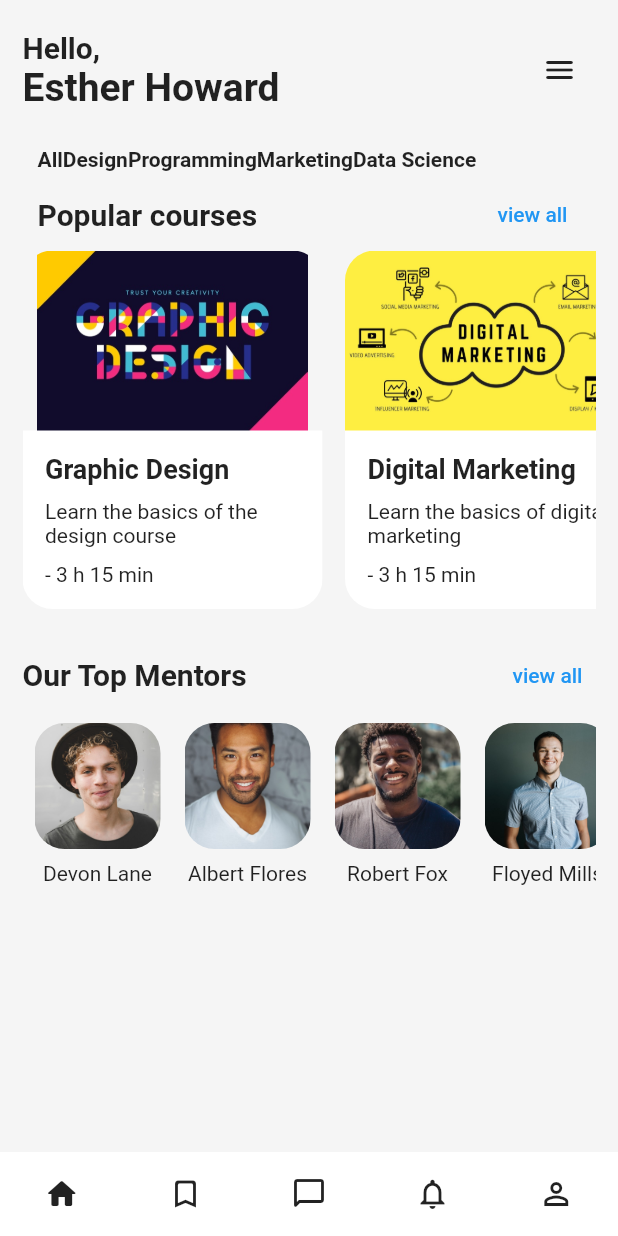
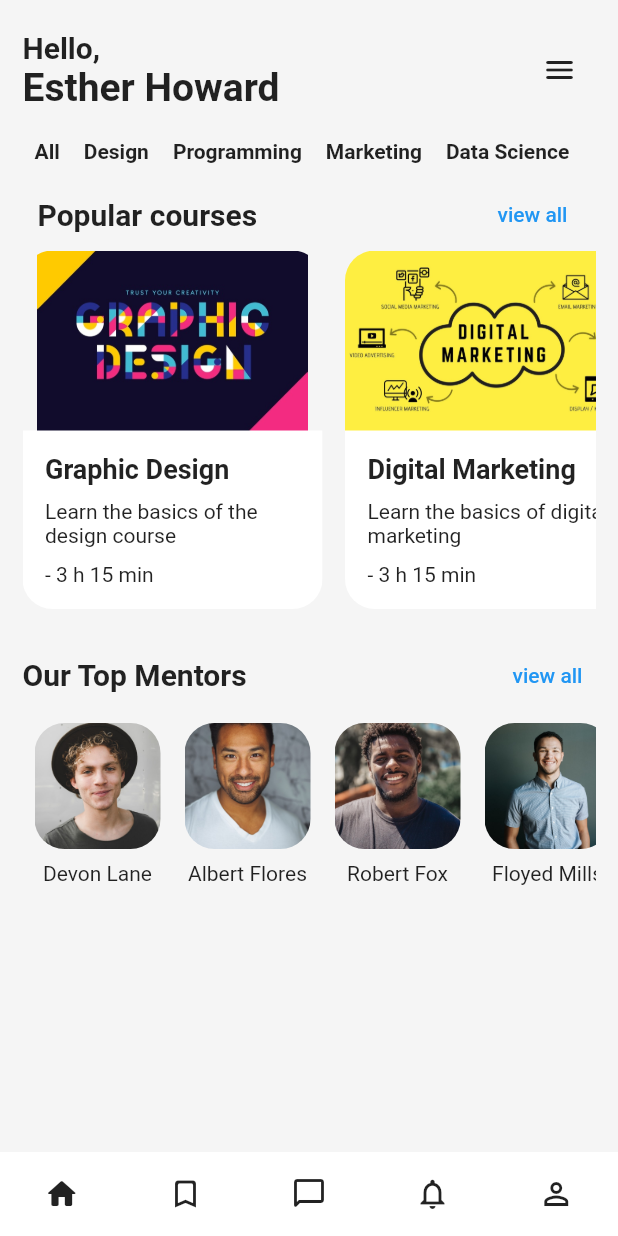
Before and after one commit to Basith-P/Eduvy, a Flutter app: the screen it shows after launch, on a phone screen of 412 x 824 dp. Run offline on Flutter 3.47's test engine with Material 2 defaults, Android fonts, the phone set to English and light mode, and no system bars.

```diff
--- a/lib/screens/home.dart
+++ b/lib/screens/home.dart
@@ -2,6 +2,14 @@ import 'package:flutter/material.dart';
 
 import '../widgets/top_mentors.dart';
 import '../widgets/top_courses.dart';
+
+final categories = [
+  "All",
+  "Design",
+  "Programming",
+  "Marketing",
+  "Data Science",
+];
 
 class HomeScreen extends StatelessWidget {
   @override
@@ -45,22 +53,35 @@ class HomeScreen extends StatelessWidget {
                 const SizedBox(height: 20),
                 Container(
                   height: 26,
-                  child: ListView(
-                    padding:
-                        const EdgeInsets.symmetric(horizontal: 10, vertical: 5),
+                  // child: ListView(
+                  //   padding:
+                  //       const EdgeInsets.symmetric(horizontal: 10, vertical: 5),
+                  //   scrollDirection: Axis.horizontal,
+                  //   children: [
+                  //     Text('All',
+                  //         style: TextStyle(fontWeight: FontWeight.bold)),
+                  //     Text('Design',
+                  //         style: TextStyle(fontWeight: FontWeight.bold)),
+                  //     Text('Programming',
+                  //         style: TextStyle(fontWeight: FontWeight.bold)),
+                  //     Text('Marketing',
+                  //         style: TextStyle(fontWeight: FontWeight.bold)),
+                  //     Text('Data Science',
+                  //         style: TextStyle(fontWeight: FontWeight.bold)),
+                  //   ],
+                  // ),
+                  child: ListView.builder(
                     scrollDirection: Axis.horizontal,
-                    children: [
-                      Text('All',
-                          style: TextStyle(fontWeight: FontWeight.bold)),
-                      Text('Design',
-                          style: TextStyle(fontWeight: FontWeight.bold)),
-                      Text('Programming',
-                          style: TextStyle(fontWeight: FontWeight.bold)),
-                      Text('Marketing',
-                          style: TextStyle(fontWeight: FontWeight.bold)),
-                      Text('Data Science',
-                          style: TextStyle(fontWeight: FontWeight.bold)),
-                    ],
+                    itemCount: categories.length,
+                    itemBuilder: (BuildContext context, int index) {
+                      return Padding(
+                        padding: const EdgeInsets.symmetric(horizontal: 8),
+                        child: Text(
+                          categories[index],
+                          style: TextStyle(fontWeight: FontWeight.bold),
+                        ),
+                      );
+                    },
                   ),
                 ),
                 // const SizedBox(height: 20),
```
